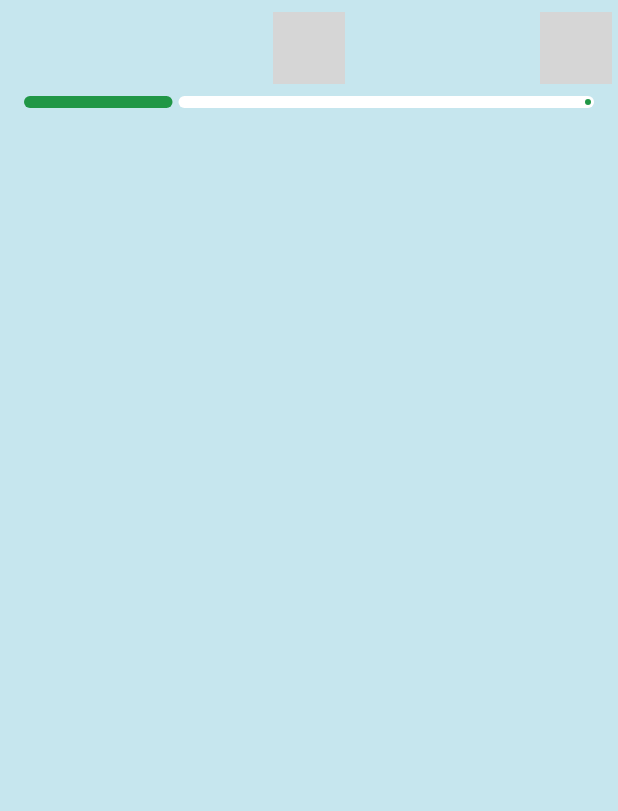
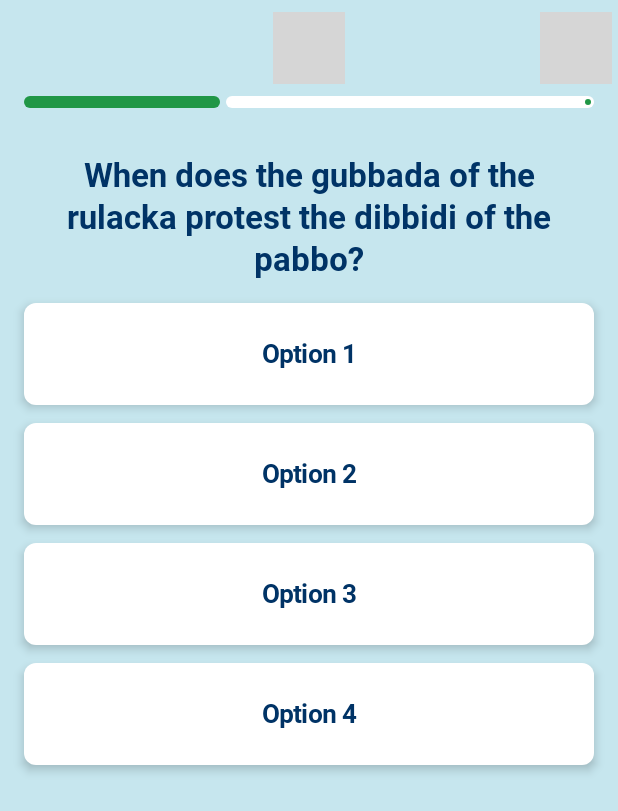
Before and after one commit to romans-boi/geoguessr-trainer, an Android app built with Jetpack Compose: the @Preview function TextQuizPreview, on a phone screen of 412 x 824 dp. Shown: the top 811 px of the screen. Run offline under Robolectric (Android 15) with nearby library versions, the phone set to English and light mode, and no system bars; libraries missing offline, so code that uses them is left out: com.ramcosta.composedestinations; 5 statements that could not run were skipped; grey boxes are pictures that could not be loaded.

Commit message:
Add a basic POC layout

```diff
--- a/androidApp/src/main/java/com/geotrainer/android/ui/screens/quizzes/quiz/QuizScreen.kt
+++ b/androidApp/src/main/java/com/geotrainer/android/ui/screens/quizzes/quiz/QuizScreen.kt
@@ -1,17 +1,25 @@
 package com.geotrainer.android.ui.screens.quizzes.quiz
 
 import androidx.compose.foundation.layout.Box
+import androidx.compose.foundation.layout.Column
+import androidx.compose.foundation.layout.Spacer
+import androidx.compose.foundation.layout.fillMaxSize
+import androidx.compose.foundation.layout.fillMaxWidth
 import androidx.compose.foundation.layout.padding
 import androidx.compose.material3.MaterialTheme
 import androidx.compose.material3.Text
 import androidx.compose.runtime.Composable
 import androidx.compose.runtime.getValue
+import androidx.compose.ui.Alignment
 import androidx.compose.ui.Modifier
 import androidx.compose.ui.text.font.FontWeight
+import androidx.compose.ui.text.style.TextAlign
 import androidx.compose.ui.tooling.preview.Preview
 import androidx.compose.ui.unit.dp
+import androidx.lifecycle.compose.collectAsStateWithLifecycle
 
 import com.geotrainer.android.ui.components.AnimatedProgressIndicator
+import com.geotrainer.android.ui.components.GeoTrainerCard
 import com.geotrainer.android.ui.components.NavigationBarIconsColor
 import com.geotrainer.android.ui.components.Screen
 import com.geotrainer.android.ui.components.ScreenSlotWithTopAppBar
@@ -22,25 +30,54 @@ import com.geotrainer.android.ui.components.navigation.GeoTrainerTopAppBar
 import com.geotrainer.android.ui.components.navigation.GeoTrainerTopAppBarStyle
 import com.geotrainer.android.ui.components.preview.PreviewSurface
 import com.geotrainer.android.utils.resource
+import com.geotrainer.shared.model.quiz.OptionData
+import com.geotrainer.shared.model.quiz.QuestionData
 import com.geotrainer.shared.model.quiz.Quiz
+import com.geotrainer.shared.model.quiz.QuizQuestion
+import com.geotrainer.shared.viewmodel.screens.quiz.QuizViewModel
 
 import GeoTrainer.shared.MR
+import androidx.compose.foundation.layout.height
 import com.ramcosta.composedestinations.annotation.Destination
+import org.koin.androidx.compose.koinViewModel
+import org.koin.core.parameter.parametersOf
 
 private const val previewGroup = "Quiz"
+
+private val mockQuestion = QuizQuestion(
+    questionData = QuestionData(
+        question = "When does the gubbada of the rulacka protest the dibbidi of the pabbo?",
+        imageUrl = null,
+        supportingText = null
+    ),
+    optionData = OptionData.Text(
+        listOf(
+            "Option 1",
+            "Option 2",
+            "Option 3",
+            "Option 4"
+        ),
+        correctAnswer = "Option 3"
+    )
+)
 
 @Destination
 @Composable
 fun QuizScreen(
     quiz: Quiz,
 ) {
+    val viewModel = koinViewModel<QuizViewModel> { parametersOf(quiz) }
+    val state by viewModel.state.collectAsStateWithLifecycle()
+
     Screen(
+        onScreenView = viewModel::getQuiz,
         systemBarIconsColor = SystemBarIconsColor(
             StatusBarIconsColor.Dark,
             NavigationBarIconsColor.Dark
         )
     ) {
         QuizScaffold(
+            state = state,
             onClose = {}
         )
     }
@@ -50,45 +87,99 @@ fun QuizScreen(
 @Preview(name = "Main content - text quiz", group = previewGroup)
 fun TextQuizPreview() = PreviewSurface {
     QuizScaffold(
+        state = QuizViewModel.State.Data(
+            currentQuestionNum = 1,
+            questions = listOf(mockQuestion, mockQuestion, mockQuestion)
+        ),
         onClose = {}
     )
 }
 
 @Composable
 private fun QuizScaffold(
+    state: QuizViewModel.State,
     onClose: () -> Unit,
 ) {
-    // TODO make this come from the state maybe?
-    val progress = 0.25f
-
     ScreenSlotWithTopAppBar(
         topAppBar = {
             GeoTrainerTopAppBar(
                 startContent = listOf(),
                 endContent = listOf @Composable { CloseButton(onClose = onClose) },
                 title = {
-                    Text(
-                        // TODO make this come from the state
-                        text = MR.strings.quiz_screen_question_x_of_y.resource().format(1, 25),
-                        style = MaterialTheme.typography.titleSmall,
-                        fontWeight = FontWeight.Bold
-                    )
+                    if (state is QuizViewModel.State.Data) {
+                        Text(
+                            text = MR.strings.quiz_screen_question_x_of_y.resource()
+                                .format(state.currentQuestionNum, state.questions.size),
+                            style = MaterialTheme.typography.headlineSmall,
+                        )
+                    }
                 },
                 style = GeoTrainerTopAppBarStyle.Light
             )
 
-            Box(modifier = Modifier.padding(horizontal = 16.dp)) {
-                AnimatedProgressIndicator(progress = progress)
+            if (state is QuizViewModel.State.Data) {
+                Box(modifier = Modifier.padding(horizontal = 16.dp)) {
+                    AnimatedProgressIndicator(progress = state.progress)
+                }
             }
         }
     ) {
-        /* TODO */
+        when (state) {
+            is QuizViewModel.State.Data -> QuizContent(state = state)
+            QuizViewModel.State.Error -> Text("Error")
+            QuizViewModel.State.Loading -> Text("Loading")
+        }
     }
 }
 
 @Composable
 private fun QuizContent(
+    state: QuizViewModel.State.Data
+) {
+    Column(
+        modifier = Modifier
+            .padding(16.dp)
+            .fillMaxSize()
+    ) {
+        Column(
+            modifier = Modifier.padding(16.dp),
+            horizontalAlignment = Alignment.CenterHorizontally
+        ) {
+            Text(
+                text = state.currentQuestion.questionData.question,
+                style = MaterialTheme.typography.titleMedium,
+                textAlign = TextAlign.Center,
+                fontWeight = FontWeight.Bold,
+            )
+        }
 
-) {
+        Column {
+            when (val optionData = state.currentQuestion.optionData) {
+                is OptionData.Image -> {
+                    /* TODO */
+                }
 
+                is OptionData.Text -> {
+                    optionData.options.map { option ->
+                        GeoTrainerCard(modifier = Modifier.fillMaxWidth()) {
+                            Column(
+                                modifier = Modifier
+                                    .padding(24.dp)
+                                    .fillMaxWidth(),
+                                horizontalAlignment = Alignment.CenterHorizontally
+                            ) {
+                                Text(
+                                    text = option,
+                                    style = MaterialTheme.typography.bodyLarge,
+                                    textAlign = TextAlign.Center,
+                                    fontWeight = FontWeight.Bold
+                                )
+                            }
+                        }
+                        Spacer(modifier = Modifier.height(12.dp))
+                    }
+                }
+            }
+        }
+    }
 }
```
